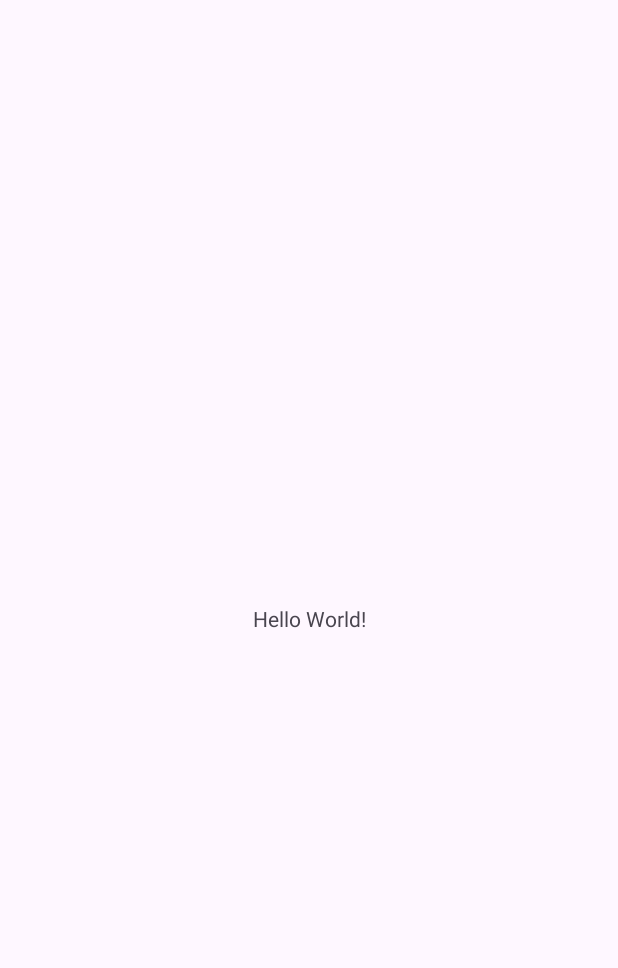
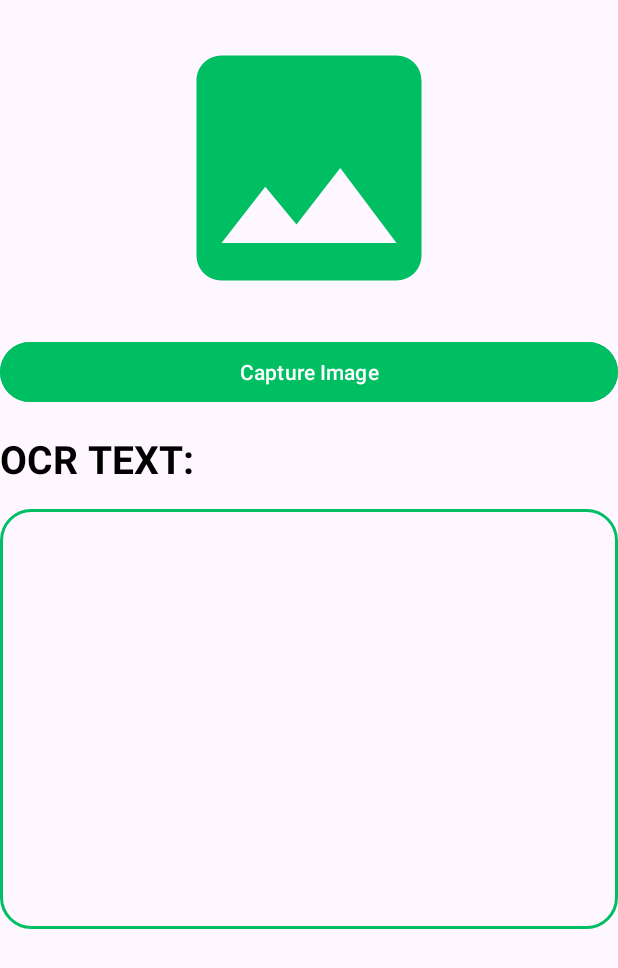
Before and after one commit to cherrychhallani/PhotoParse, an Android app: the screen it shows after launch (MainActivity), on a phone screen of 412 x 824 dp. Before the commit the part shown is almost empty. Shown: the top 968 px of the screen. Run offline under Robolectric (Android 15) with nearby library versions, the phone set to English and light mode, and no system bars.

```diff
--- a/app/src/main/AndroidManifest.xml
+++ b/app/src/main/AndroidManifest.xml
@@ -2,6 +2,10 @@
 <manifest xmlns:android="http://schemas.android.com/apk/res/android"
     xmlns:tools="http://schemas.android.com/tools">
 
+    <uses-feature
+        android:name="android.hardware.camera"
+        android:required="false"/>
+    <uses-permission android:name="android.permission.CAMERA"/>
     <application
         android:allowBackup="true"
         android:dataExtractionRules="@xml/data_extraction_rules"
@@ -21,6 +25,15 @@
                 <category android:name="android.intent.category.LAUNCHER" />
             </intent-filter>
         </activity>
+        <provider
+            android:authorities="${applicationId}.provider"
+            android:name="androidx.core.content.FileProvider"
+            android:exported="false"
+            android:grantUriPermissions="true">
+            <meta-data
+                android:name="android.support.FILE_PROVIDER_PATHS"
+                android:resource="@xml/provider_paths"/>
+        </provider>
     </application>
 
 </manifest>
--- a/app/src/main/res/layout/activity_main.xml
+++ b/app/src/main/res/layout/activity_main.xml
@@ -1,19 +1,65 @@
 <?xml version="1.0" encoding="utf-8"?>
-<androidx.constraintlayout.widget.ConstraintLayout xmlns:android="http://schemas.android.com/apk/res/android"
+<LinearLayout xmlns:android="http://schemas.android.com/apk/res/android"
     xmlns:app="http://schemas.android.com/apk/res-auto"
     xmlns:tools="http://schemas.android.com/tools"
     android:id="@+id/main"
+    android:orientation="vertical"
+    android:padding="16dp"
     android:layout_width="match_parent"
     android:layout_height="match_parent"
     tools:context=".MainActivity">
 
+    <ImageView
+        android:layout_width="match_parent"
+        android:layout_height="200dp"
+        android:id="@+id/cameraImage"
+        android:scaleType="fitCenter"
+        android:src="@drawable/baseline_image_24"
+        android:layout_marginTop="12dp"/>
+    <Button
+        android:layout_width="match_parent"
+        android:layout_height="wrap_content"
+        android:id="@+id/camptureImgBtn"
+        android:text="Capture Image"
+        android:backgroundTint="@color/green"
+        android:layout_marginTop="12dp"/>
+
     <TextView
         android:layout_width="wrap_content"
         android:layout_height="wrap_content"
-        android:text="Hello World!"
+        android:text="OCR TEXT:"
+        android:textSize="26sp"
+        android:textStyle="bold"
+        android:textColor="@color/black"
+        android:layout_marginTop="16dp"
         app:layout_constraintBottom_toBottomOf="parent"
         app:layout_constraintEnd_toEndOf="parent"
         app:layout_constraintStart_toStartOf="parent"
         app:layout_constraintTop_toTopOf="parent" />
 
-</androidx.constraintlayout.widget.ConstraintLayout>
+    <TextView
+        android:layout_width="match_parent"
+        android:layout_height="280dp"
+        android:id="@+id/resultText"
+        android:text=""
+        android:padding="8dp"
+        android:background="@drawable/border"
+        android:textSize="20sp"
+        android:textColor="@color/black"
+        android:textAlignment="textStart"
+        android:layout_marginTop="16dp"
+        android:scrollbars="vertical"
+        app:layout_constraintBottom_toBottomOf="parent"
+        app:layout_constraintEnd_toEndOf="parent"
+        app:layout_constraintStart_toStartOf="parent"
+        app:layout_constraintTop_toTopOf="parent" />
+
+    <Button
+        android:layout_width="match_parent"
+        android:layout_height="wrap_content"
+        android:id="@+id/copyTextBtn"
+        android:visibility="invisible"
+        android:text="Copy Text"
+        android:backgroundTint="@color/green"
+        android:layout_marginTop="16dp"/>
+</LinearLayout>
--- /dev/null
+++ b/app/src/main/res/xml/provider_paths.xml
@@ -0,0 +1,6 @@
+<?xml version="1.0" encoding="utf-8"?>
+<paths xmlns:android="http://schemas.android.com/apk/res/android">
+    <external-path
+        name="external_files"
+        path="."/>
+</paths>
```
